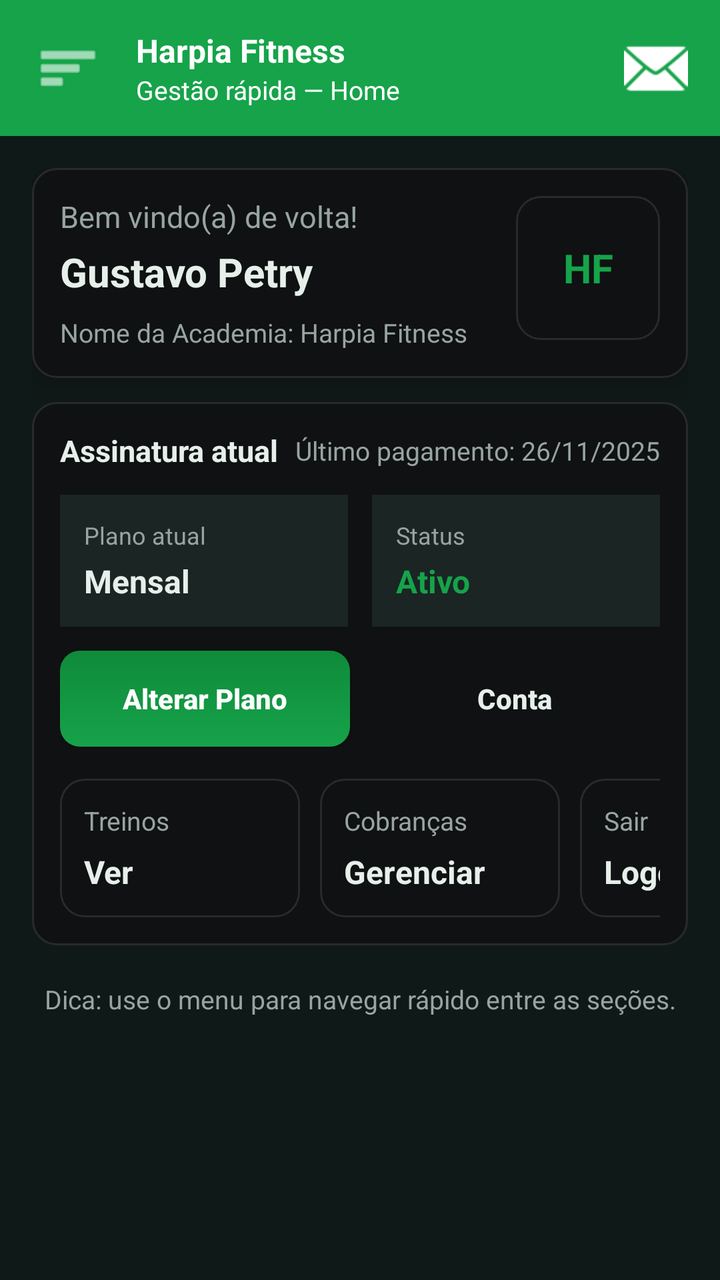
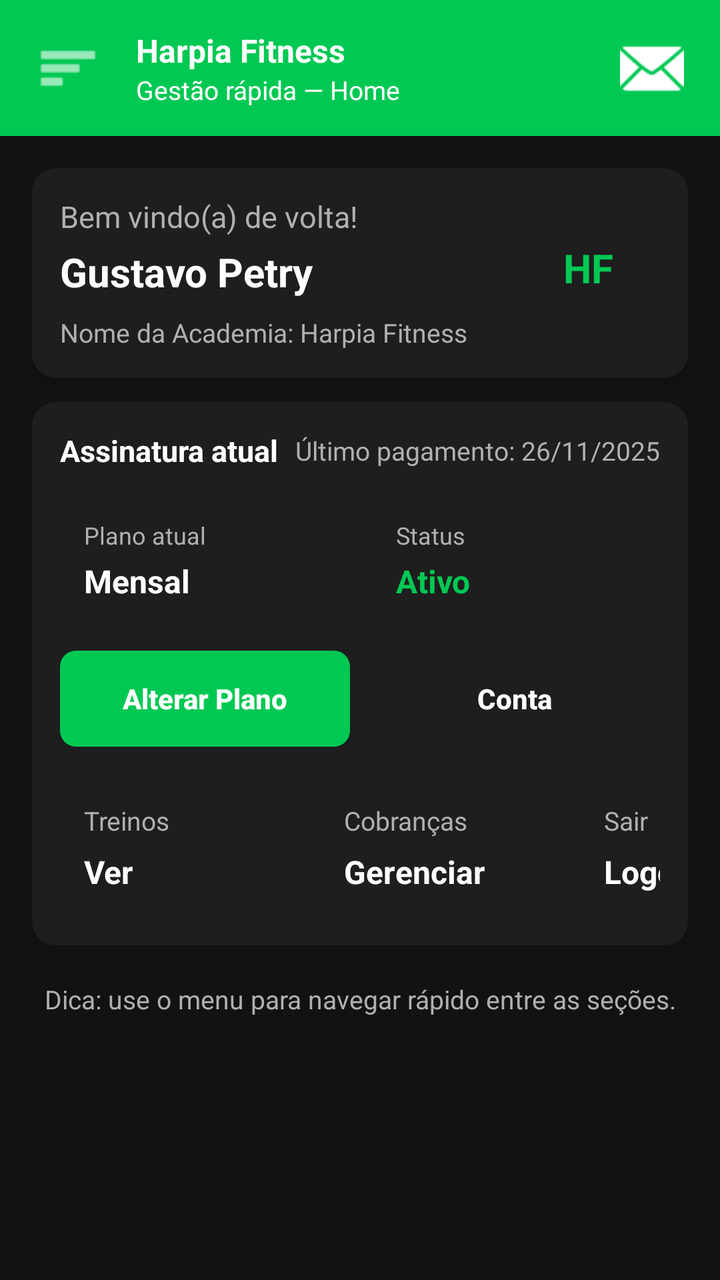

Screens rendered from an Android XML layout before and after an edit, with the pre-edit source and the edit as a unified diff.
<!-- AndroidManifest.xml: application theme Theme.FinalProject -->
<!-- res/layout/activity_home.xml -->
<?xml version="1.0" encoding="utf-8"?>
<androidx.drawerlayout.widget.DrawerLayout xmlns:android="http://schemas.android.com/apk/res/android"
    xmlns:app="http://schemas.android.com/apk/res-auto"
    android:id="@+id/drawerLayout"
    android:layout_width="match_parent"
    android:layout_height="match_parent"
    android:background="@color/hs_bg">

    
    <androidx.constraintlayout.widget.ConstraintLayout
        android:id="@+id/mainContent"
        android:layout_width="match_parent"
        android:layout_height="match_parent"
        android:background="@color/hs_bg">

        
        <LinearLayout
            android:id="@+id/topbar"
            android:layout_width="0dp"
            android:layout_height="wrap_content"
            android:background="@color/hs_accent"
            android:padding="10dp"
            android:orientation="horizontal"
            android:gravity="center_vertical"
            app:layout_constraintTop_toTopOf="parent"
            app:layout_constraintStart_toStartOf="parent"
            app:layout_constraintEnd_toEndOf="parent">

            <ImageButton
                android:id="@+id/btnMenu"
                android:layout_width="48dp"
                android:layout_height="48dp"
                android:background="@android:color/transparent"
                android:padding="8dp"
                android:contentDescription="Abrir menu"
                android:src="@android:drawable/ic_menu_sort_by_size"
                app:tint="@android:color/white" />

            <LinearLayout
                android:layout_width="0dp"
                android:layout_height="wrap_content"
                android:orientation="vertical"
                android:layout_weight="1"
                android:paddingStart="10dp"
                android:paddingEnd="10dp">

                <TextView
                    android:id="@+id/tvTopbarBrand"
                    android:layout_width="match_parent"
                    android:layout_height="wrap_content"
                    android:text="Harpia Fitness"
                    android:textColor="@android:color/white"
                    android:textStyle="bold"
                    android:textSize="16sp" />

                <TextView
                    android:id="@+id/tvTopbarSub"
                    android:layout_width="match_parent"
                    android:layout_height="wrap_content"
                    android:text="Gestão rápida — Home"
                    android:textColor="@android:color/white"
                    android:textSize="13sp" />
            </LinearLayout>

            <ImageButton
                android:id="@+id/btnNotifications"
                android:layout_width="44dp"
                android:layout_height="44dp"
                android:background="@android:color/transparent"
                android:contentDescription="Notificações"
                android:src="@android:drawable/ic_dialog_email"
                app:tint="@android:color/white" />
        </LinearLayout>

        
        <androidx.core.widget.NestedScrollView
            android:id="@+id/homeScroll"
            android:layout_width="0dp"
            android:layout_height="0dp"
            android:padding="16dp"
            app:layout_constraintTop_toBottomOf="@id/topbar"
            app:layout_constraintBottom_toBottomOf="parent"
            app:layout_constraintStart_toStartOf="parent"
            app:layout_constraintEnd_toEndOf="parent">

            <LinearLayout
                android:layout_width="match_parent"
                android:layout_height="wrap_content"
                android:orientation="vertical">

                
                <LinearLayout
                    android:id="@+id/cardHero"
                    android:layout_width="match_parent"
                    android:layout_height="wrap_content"
                    android:background="@drawable/bg_card_dark"
                    android:padding="14dp"
                    android:orientation="horizontal"
                    android:elevation="10dp">

                    <LinearLayout
                        android:layout_width="0dp"
                        android:layout_height="wrap_content"
                        android:layout_weight="1"
                        android:orientation="vertical">

                        <TextView
                            android:id="@+id/tvGreeting"
                            android:layout_width="wrap_content"
                            android:layout_height="wrap_content"
                            android:text="Bem vindo(a) de volta!"
                            android:textColor="@color/hs_muted"
                            android:textSize="15sp" />

                        <TextView
                            android:id="@+id/tvUsername"
                            android:layout_width="wrap_content"
                            android:layout_height="wrap_content"
                            android:text="Gustavo Petry"
                            android:textColor="@color/hs_text"
                            android:textStyle="bold"
                            android:textSize="20sp"
                            android:layout_marginTop="4dp" />

                        <TextView
                            android:id="@+id/tvGymName"
                            android:layout_width="wrap_content"
                            android:layout_height="wrap_content"
                            android:text="Nome da Academia: Harpia Fitness"
                            android:textColor="@color/hs_muted"
                            android:textSize="13sp"
                            android:layout_marginTop="8dp" />
                    </LinearLayout>

                    <TextView
                        android:id="@+id/tvAvatarHF"
                        android:layout_width="72dp"
                        android:layout_height="72dp"
                        android:gravity="center"
                        android:text="HF"
                        android:textStyle="bold"
                        android:textSize="20sp"
                        android:textColor="@color/hs_accent"
                        android:background="@drawable/bg_card_dark" />
                </LinearLayout>

                
                <LinearLayout
                    android:id="@+id/cardSubscription"
                    android:layout_width="match_parent"
                    android:layout_height="wrap_content"
                    android:background="@drawable/bg_card_dark"
                    android:padding="14dp"
                    android:orientation="vertical"
                    android:layout_marginTop="12dp">

                    <LinearLayout
                        android:layout_width="match_parent"
                        android:layout_height="wrap_content"
                        android:orientation="horizontal"
                        android:gravity="center_vertical"
                        android:layout_marginBottom="12dp">

                        <TextView
                            android:id="@+id/tvSubTitle"
                            android:layout_width="0dp"
                            android:layout_height="wrap_content"
                            android:layout_weight="1"
                            android:text="Assinatura atual"
                            android:textColor="@color/hs_text"
                            android:textStyle="bold"
                            android:textSize="15sp" />

                        <TextView
                            android:id="@+id/tvLastPayment"
                            android:layout_width="wrap_content"
                            android:layout_height="wrap_content"
                            android:text="Último pagamento: 26/11/2025"
                            android:textColor="@color/hs_muted"
                            android:textSize="13sp" />
                    </LinearLayout>

                    
                    <LinearLayout
                        android:layout_width="match_parent"
                        android:layout_height="wrap_content"
                        android:orientation="horizontal">

                        <LinearLayout
                            android:layout_width="0dp"
                            android:layout_height="wrap_content"
                            android:layout_weight="1"
                            android:background="@color/hs_panel"
                            android:orientation="vertical"
                            android:padding="12dp"
                            android:layout_marginEnd="6dp">

                            <TextView
                                android:layout_width="wrap_content"
                                android:layout_height="wrap_content"
                                android:text="Plano atual"
                                android:textColor="@color/hs_muted"
                                android:textSize="12sp" />

                            <TextView
                                android:id="@+id/tvPlan"
                                android:layout_width="wrap_content"
                                android:layout_height="wrap_content"
                                android:text="Mensal"
                                android:textStyle="bold"
                                android:textColor="@color/hs_text"
                                android:textSize="16sp"
                                android:layout_marginTop="4dp" />
                        </LinearLayout>

                        <LinearLayout
                            android:layout_width="0dp"
                            android:layout_height="wrap_content"
                            android:layout_weight="1"
                            android:background="@color/hs_panel"
                            android:orientation="vertical"
                            android:padding="12dp"
                            android:layout_marginStart="6dp">

                            <TextView
                                android:layout_width="wrap_content"
                                android:layout_height="wrap_content"
                                android:text="Status"
                                android:textColor="@color/hs_muted"
                                android:textSize="12sp" />

                            <TextView
                                android:id="@+id/tvStatus"
                                android:layout_width="wrap_content"
                                android:layout_height="wrap_content"
                                android:text="Ativo"
                                android:textStyle="bold"
                                android:textColor="@color/hs_accent"
                                android:textSize="16sp"
                                android:layout_marginTop="4dp" />
                        </LinearLayout>
                    </LinearLayout>

                    
                    <LinearLayout
                        android:layout_width="match_parent"
                        android:layout_height="wrap_content"
                        android:orientation="horizontal"
                        android:layout_marginTop="12dp">

                        <Button
                            android:id="@+id/btnChangePlan"
                            android:layout_width="0dp"
                            android:layout_height="wrap_content"
                            android:layout_weight="1"
                            android:minHeight="48dp"
                            android:background="@drawable/bg_btn_primary"
                            android:text="Alterar Plano"
                            android:textAllCaps="false"
                            android:textColor="@android:color/white"
                            android:textStyle="bold" />

                        <Button
                            android:id="@+id/btnGoToAccount"
                            android:layout_width="0dp"
                            android:layout_height="wrap_content"
                            android:layout_weight="1"
                            android:minHeight="48dp"
                            android:layout_marginStart="10dp"
                            android:background="@android:color/transparent"
                            android:text="Conta"
                            android:textAllCaps="false"
                            android:textColor="@color/hs_text"
                            android:textStyle="bold" />
                    </LinearLayout>

                    
                    <HorizontalScrollView
                        android:layout_width="match_parent"
                        android:layout_height="wrap_content"
                        android:layout_marginTop="16dp"
                        android:scrollbars="none">

                        <LinearLayout
                            android:layout_width="wrap_content"
                            android:layout_height="wrap_content"
                            android:orientation="horizontal">

                            <LinearLayout
                                android:id="@+id/tileTreinos"
                                android:layout_width="120dp"
                                android:layout_height="wrap_content"
                                android:background="@drawable/bg_card_dark"
                                android:orientation="vertical"
                                android:padding="12dp"
                                android:layout_marginEnd="10dp">

                                <TextView
                                    android:layout_width="wrap_content"
                                    android:layout_height="wrap_content"
                                    android:text="Treinos"
                                    android:textColor="@color/hs_muted"
                                    android:textSize="13sp" />

                                <TextView
                                    android:layout_width="wrap_content"
                                    android:layout_height="wrap_content"
                                    android:text="Ver"
                                    android:textColor="@color/hs_text"
                                    android:textStyle="bold"
                                    android:textSize="16sp"
                                    android:layout_marginTop="6dp" />
                            </LinearLayout>

                            <LinearLayout
                                android:id="@+id/tileCobrancas"
                                android:layout_width="120dp"
                                android:layout_height="wrap_content"
                                android:background="@drawable/bg_card_dark"
                                android:orientation="vertical"
                                android:padding="12dp"
                                android:layout_marginEnd="10dp">

                                <TextView
                                    android:layout_width="wrap_content"
                                    android:layout_height="wrap_content"
                                    android:text="Cobranças"
                                    android:textColor="@color/hs_muted"
                                    android:textSize="13sp" />

                                <TextView
                                    android:layout_width="wrap_content"
                                    android:layout_height="wrap_content"
                                    android:text="Gerenciar"
                                    android:textColor="@color/hs_text"
                                    android:textStyle="bold"
                                    android:textSize="16sp"
                                    android:layout_marginTop="6dp" />
                            </LinearLayout>

                            <LinearLayout
                                android:id="@+id/tileLogout"
                                android:layout_width="120dp"
                                android:layout_height="wrap_content"
                                android:background="@drawable/bg_card_dark"
                                android:orientation="vertical"
                                android:padding="12dp">

                                <TextView
                                    android:layout_width="wrap_content"
                                    android:layout_height="wrap_content"
                                    android:text="Sair"
                                    android:textColor="@color/hs_muted"
                                    android:textSize="13sp" />

                                <TextView
                                    android:layout_width="wrap_content"
                                    android:layout_height="wrap_content"
                                    android:text="Logout"
                                    android:textColor="@color/hs_text"
                                    android:textStyle="bold"
                                    android:textSize="16sp"
                                    android:layout_marginTop="6dp" />
                            </LinearLayout>

                        </LinearLayout>
                    </HorizontalScrollView>
                </LinearLayout>

                <TextView
                    android:id="@+id/tvHomeFooter"
                    android:layout_width="match_parent"
                    android:layout_height="wrap_content"
                    android:text="Dica: use o menu para navegar rápido entre as seções."
                    android:textColor="@color/hs_muted"
                    android:textSize="13sp"
                    android:gravity="center"
                    android:layout_marginTop="18dp" />

            </LinearLayout>
        </androidx.core.widget.NestedScrollView>

    </androidx.constraintlayout.widget.ConstraintLayout>

    
    <LinearLayout
        android:id="@+id/leftDrawer"
        android:layout_width="280dp"
        android:layout_height="match_parent"
        android:layout_gravity="start"
        android:orientation="vertical"
        android:background="@color/hs_accent"
        android:padding="18dp">

        
        <LinearLayout
            android:layout_width="match_parent"
            android:layout_height="wrap_content"
            android:orientation="horizontal"
            android:gravity="center_vertical">

            <TextView
                android:id="@+id/drawerAvatar"
                android:layout_width="56dp"
                android:layout_height="56dp"
                android:gravity="center"
                android:text="HF"
                android:textStyle="bold"
                android:textSize="18sp"
                android:textColor="@android:color/white"
                android:background="#113B22" />

            <LinearLayout
                android:layout_width="0dp"
                android:layout_height="wrap_content"
                android:orientation="vertical"
                android:layout_weight="1"
                android:layout_marginStart="12dp">

                <TextView
                    android:id="@+id/drawerAcademy"
                    android:layout_width="wrap_content"
                    android:layout_height="wrap_content"
                    android:text="Harpia Fitness"
                    android:textStyle="bold"
                    android:textSize="16sp"
                    android:textColor="@android:color/white" />

                <TextView
                    android:id="@+id/drawerWelcome"
                    android:layout_width="wrap_content"
                    android:layout_height="wrap_content"
                    android:text="Bem vindo(a) de volta! Gustavo"
                    android:textColor="@android:color/white"
                    android:textSize="13sp" />
            </LinearLayout>
        </LinearLayout>

        
        <LinearLayout
            android:id="@+id/drawerInfo"
            android:layout_width="match_parent"
            android:layout_height="wrap_content"
            android:orientation="vertical"
            android:background="#2D113B22"
            android:padding="12dp"
            android:layout_marginTop="14dp">

            <LinearLayout
                android:layout_width="match_parent"
                android:layout_height="wrap_content"
                android:orientation="horizontal">

                <TextView
                    android:layout_width="0dp"
                    android:layout_height="wrap_content"
                    android:layout_weight="1"
                    android:text="Plano atual"
                    android:textColor="@android:color/white"
                    android:textSize="14sp" />

                <TextView
                    android:id="@+id/drawerPlan"
                    android:layout_width="wrap_content"
                    android:layout_height="wrap_content"
                    android:text="Mensal"
                    android:textColor="@android:color/white"
                    android:textStyle="bold"
                    android:textSize="14sp" />
            </LinearLayout>

            <LinearLayout
                android:layout_width="match_parent"
                android:layout_height="wrap_content"
                android:orientation="horizontal"
                android:layout_marginTop="4dp">

                <TextView
                    android:layout_width="0dp"
                    android:layout_height="wrap_content"
                    android:layout_weight="1"
                    android:text="Status"
                    android:textColor="@android:color/white"
                    android:textSize="14sp" />

                <TextView
                    android:id="@+id/drawerStatus"
                    android:layout_width="wrap_content"
                    android:layout_height="wrap_content"
                    android:text="Ativo"
                    android:textColor="@android:color/white"
                    android:textStyle="bold"
                    android:textSize="14sp" />
            </LinearLayout>

            <LinearLayout
                android:layout_width="match_parent"
                android:layout_height="wrap_content"
                android:orientation="horizontal"
                android:layout_marginTop="4dp">

                <TextView
                    android:layout_width="0dp"
                    android:layout_height="wrap_content"
                    android:layout_weight="1"
                    android:text="Último pagamento"
                    android:textColor="@android:color/white"
                    android:textSize="14sp" />

                <TextView
                    android:id="@+id/drawerLastPayment"
                    android:layout_width="wrap_content"
                    android:layout_height="wrap_content"
                    android:text="26/11/2025"
                    android:textColor="@android:color/white"
                    android:textSize="14sp" />
            </LinearLayout>

            <Button
                android:id="@+id/btnDrawerChangePlan"
                android:layout_width="match_parent"
                android:layout_height="wrap_content"
                android:layout_marginTop="8dp"
                android:background="@android:color/white"
                android:text="Alterar Plano"
                android:textColor="@color/hs_accent"
                android:textStyle="bold"
                android:textAllCaps="false" />
        </LinearLayout>

        
        <Button
            android:id="@+id/navConta"
            android:layout_width="match_parent"
            android:layout_height="wrap_content"
            android:layout_marginTop="12dp"
            android:background="@android:color/transparent"
            android:text="Conta"
            android:textAllCaps="false"
            android:textColor="@android:color/white" />

        <Button
            android:id="@+id/navTreinos"
            android:layout_width="match_parent"
            android:layout_height="wrap_content"
            android:background="@android:color/transparent"
            android:text="Treinos"
            android:textAllCaps="false"
            android:textColor="@android:color/white" />

        <Button
            android:id="@+id/navCobrancas"
            android:layout_width="match_parent"
            android:layout_height="wrap_content"
            android:background="@android:color/transparent"
            android:text="Cobranças"
            android:textAllCaps="false"
            android:textColor="@android:color/white" />

        <Button
            android:id="@+id/navSair"
            android:layout_width="match_parent"
            android:layout_height="wrap_content"
            android:background="@android:color/transparent"
            android:text="Sair"
            android:textAllCaps="false"
            android:textColor="@color/hs_danger" />

        <TextView
            android:id="@+id/drawerFooter"
            android:layout_width="match_parent"
            android:layout_height="wrap_content"
            android:text="© Harpia Fitness"
            android:textColor="@android:color/white"
            android:textSize="13sp"
            android:gravity="center"
            android:layout_marginTop="16dp" />

    </LinearLayout>

</androidx.drawerlayout.widget.DrawerLayout>
<!-- resources referenced by this layout -->
<resources>
  <color name="hs_accent">#16A34A</color>
  <color name="hs_bg">#0F1918</color>
  <color name="hs_danger">#EF4444</color>
  <color name="hs_muted">#98A4A1</color>
  <color name="hs_panel">#1A2524</color>
  <color name="hs_text">#E6EFE9</color>
  <!-- drawable bg_btn_primary (drawable) -->
  <?xml version="1.0" encoding="utf-8"?>
  <selector xmlns:android="http://schemas.android.com/apk/res/android">
  
      <item android:state_pressed="true">
          <shape>
              <corners android:radius="10dp"/>
              <gradient
                  android:startColor="#0F8A3A"
                  android:endColor="@color/hs_accent"
                  android:angle="90"/>
          </shape>
      </item>
  
      <item>
          <shape>
              <corners android:radius="10dp"/>
              <gradient
                  android:startColor="@color/hs_accent"
                  android:endColor="#0F8A3A"
                  android:angle="90"/>
              <padding
                  android:left="4dp"
                  android:top="4dp"
                  android:right="4dp"
                  android:bottom="4dp"/>
          </shape>
      </item>
  
  </selector>
  <!-- drawable bg_card_dark (drawable) -->
  <?xml version="1.0" encoding="utf-8"?>
  <shape xmlns:android="http://schemas.android.com/apk/res/android">
      <solid android:color="#0F1112" />
      <corners android:radius="12dp" />
      <stroke
          android:width="1dp"
          android:color="#2A2A2A" />
  </shape>
  <style name="Theme.FinalProject" parent="Theme.AppCompat.Light.NoActionBar" />
</resources>

<!-- the commit's change to res/layout/activity_home.xml (unified diff, before → after) -->
@@ -64,8 +64,8 @@
 
             <ImageButton
                 android:id="@+id/btnNotifications"
-                android:layout_width="44dp"
-                android:layout_height="44dp"
+                android:layout_width="48dp"
+                android:layout_height="48dp"
                 android:background="@android:color/transparent"
                 android:contentDescription="Notificações"
                 android:src="@android:drawable/ic_dialog_email"
<!-- resource entries referenced after the edit -->
@@ -1,50 +1,20 @@
 <!-- resources referenced by this layout -->
 <resources>
-  <color name="hs_accent">#16A34A</color>
-  <color name="hs_bg">#0F1918</color>
-  <color name="hs_danger">#EF4444</color>
-  <color name="hs_muted">#98A4A1</color>
-  <color name="hs_panel">#1A2524</color>
-  <color name="hs_text">#E6EFE9</color>
+  <color name="hs_accent">#00C853</color>
+  <color name="hs_bg">#121212</color>
+  <color name="hs_danger">#FF5252</color>
+  <color name="hs_muted">#B0B0B0</color>
+  <color name="hs_panel">#1E1E1E</color>
+  <color name="hs_text">#FFFFFF</color>
   <!-- drawable bg_btn_primary (drawable) -->
   <?xml version="1.0" encoding="utf-8"?>
-  <selector xmlns:android="http://schemas.android.com/apk/res/android">
-  
-      <item android:state_pressed="true">
-          <shape>
-              <corners android:radius="10dp"/>
-              <gradient
-                  android:startColor="#0F8A3A"
-                  android:endColor="@color/hs_accent"
-                  android:angle="90"/>
-          </shape>
-      </item>
-  
-      <item>
-          <shape>
-              <corners android:radius="10dp"/>
-              <gradient
-                  android:startColor="@color/hs_accent"
-                  android:endColor="#0F8A3A"
-                  android:angle="90"/>
-              <padding
-                  android:left="4dp"
-                  android:top="4dp"
-                  android:right="4dp"
-                  android:bottom="4dp"/>
-          </shape>
-      </item>
-  
-  </selector>
+  <shape xmlns:android="http://schemas.android.com/apk/res/android">
+      <solid android:color="#00C853" /> <corners android:radius="8dp" />
+  </shape>
   <!-- drawable bg_card_dark (drawable) -->
   <?xml version="1.0" encoding="utf-8"?>
   <shape xmlns:android="http://schemas.android.com/apk/res/android">
-      <solid android:color="#0F1112" />
-      <corners android:radius="12dp" />
-      <stroke
-          android:width="1dp"
-          android:color="#2A2A2A" />
-  </shape>
+      <solid android:color="#1E1E1E" /> <corners android:radius="12dp" /> </shape>
   <style name="Theme.FinalProject" parent="Theme.AppCompat.Light.NoActionBar" />
 </resources>
 
